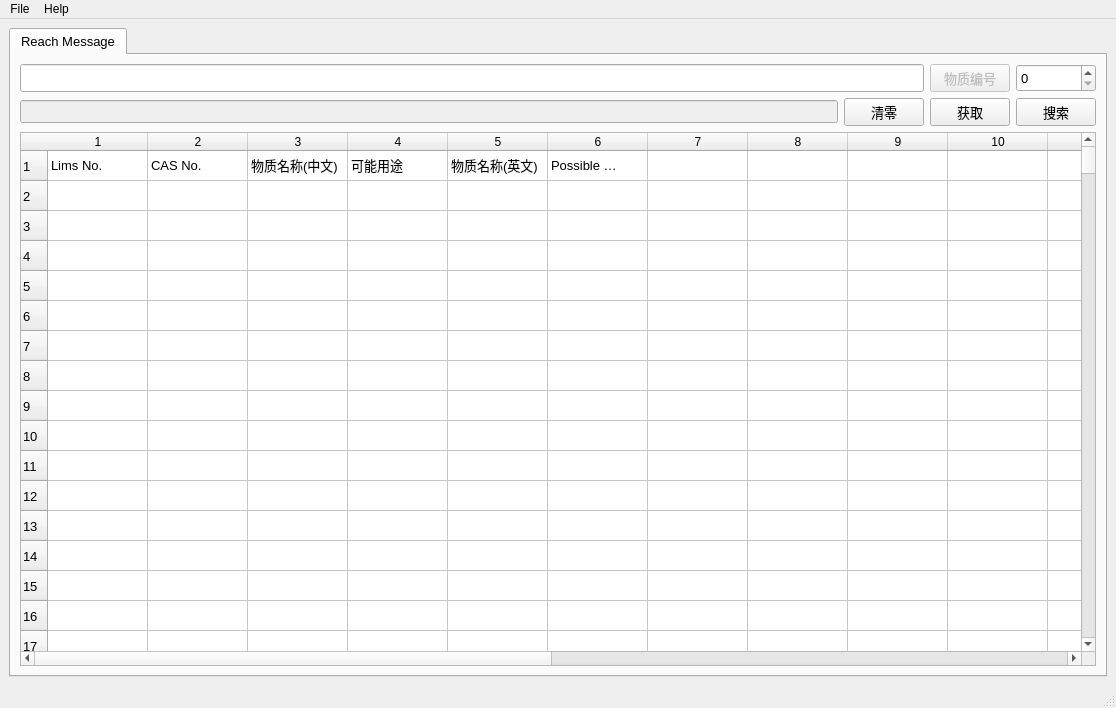
First picture: the form in Operate/GUI/Reach_Operate_Ui.ui, repository chen-huai/work, before the edit.
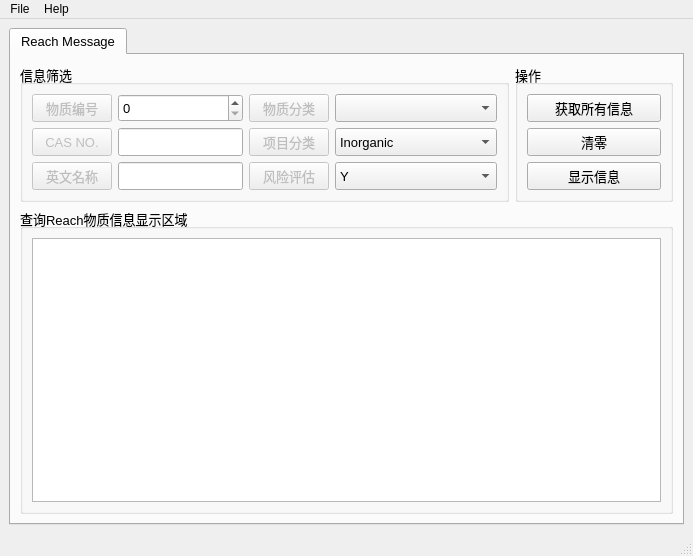
Second picture: the form after the edit. Icons and pictures are not drawn.

Commit message: reach判定界面

Diff of the .ui file:
```diff
--- a/Operate/GUI/Reach_Operate_Ui.ui
+++ b/Operate/GUI/Reach_Operate_Ui.ui
@@ -6,8 +6,8 @@
    <rect>
     <x>0</x>
     <y>0</y>
-    <width>1116</width>
-    <height>708</height>
+    <width>693</width>
+    <height>556</height>
    </rect>
   </property>
   <property name="windowTitle">
@@ -26,6 +26,12 @@
      <layout class="QVBoxLayout" name="verticalLayout">
       <item>
        <widget class="QTabWidget" name="tabWidget">
+        <property name="sizePolicy">
+         <sizepolicy hsizetype="Expanding" vsizetype="Minimum">
+          <horstretch>0</horstretch>
+          <verstretch>0</verstretch>
+         </sizepolicy>
+        </property>
         <property name="font">
          <font>
           <pointsize>10</pointsize>
@@ -38,501 +44,425 @@
          <attribute name="title">
           <string>Reach Message</string>
          </attribute>
-         <layout class="QGridLayout" name="gridLayout_3">
-          <item row="1" column="0">
-           <widget class="QLineEdit" name="lineEdit_2">
-            <property name="enabled">
-             <bool>false</bool>
-            </property>
-            <property name="statusTip">
-             <string>物质中文名字显示区域</string>
-            </property>
-            <property name="text">
-             <string/>
-            </property>
-            <property name="alignment">
-             <set>Qt::AlignCenter</set>
-            </property>
-           </widget>
+         <layout class="QVBoxLayout" name="verticalLayout_2">
+          <item>
+           <layout class="QHBoxLayout" name="horizontalLayout">
+            <item>
+             <widget class="QGroupBox" name="groupBox_2">
+              <property name="sizePolicy">
+               <sizepolicy hsizetype="Expanding" vsizetype="Minimum">
+                <horstretch>0</horstretch>
+                <verstretch>0</verstretch>
+               </sizepolicy>
+              </property>
+              <property name="title">
+               <string>信息筛选</string>
+              </property>
+              <layout class="QGridLayout" name="gridLayout">
+               <item row="0" column="0">
+                <widget class="QPushButton" name="pushButton_4">
+                 <property name="enabled">
+                  <bool>false</bool>
+                 </property>
+                 <property name="sizePolicy">
+                  <sizepolicy hsizetype="Expanding" vsizetype="Minimum">
+                   <horstretch>0</horstretch>
+                   <verstretch>0</verstretch>
+                  </sizepolicy>
+                 </property>
+                 <property name="text">
+                  <string>物质编号</string>
+                 </property>
+                </widget>
+               </item>
+               <item row="1" column="0">
+                <widget class="QPushButton" name="pushButton_5">
+                 <property name="enabled">
+                  <bool>false</bool>
+                 </property>
+                 <property name="sizePolicy">
+                  <sizepolicy hsizetype="Expanding" vsizetype="Minimum">
+                   <horstretch>0</horstretch>
+                   <verstretch>0</verstretch>
+                  </sizepolicy>
+                 </property>
+                 <property name="text">
+                  <string>CAS NO.</string>
+                 </property>
+                </widget>
+               </item>
+               <item row="0" column="1">
+                <widget class="QSpinBox" name="spinBox_1">
+                 <property name="sizePolicy">
+                  <sizepolicy hsizetype="Expanding" vsizetype="Minimum">
+                   <horstretch>0</horstretch>
+                   <verstretch>0</verstretch>
+                  </sizepolicy>
+                 </property>
+                 <property name="statusTip">
+                  <string>输入Lims中的Reach物质编号</string>
+                 </property>
+                 <property name="maximum">
+                  <number>999999999</number>
+                 </property>
+                </widget>
+               </item>
+               <item row="2" column="0">
+                <widget class="QPushButton" name="pushButton">
+                 <property name="enabled">
+                  <bool>false</bool>
+                 </property>
+                 <property name="sizePolicy">
+                  <sizepolicy hsizetype="Expanding" vsizetype="Minimum">
+                   <horstretch>0</horstretch>
+                   <verstretch>0</verstretch>
+                  </sizepolicy>
+                 </property>
+                 <property name="text">
+                  <string>英文名称</string>
+                 </property>
+                </widget>
+               </item>
+               <item row="1" column="1">
+                <widget class="QLineEdit" name="lineEdit">
+                 <property name="sizePolicy">
+                  <sizepolicy hsizetype="Fixed" vsizetype="Minimum">
+                   <horstretch>0</horstretch>
+                   <verstretch>0</verstretch>
+                  </sizepolicy>
+                 </property>
+                 <property name="statusTip">
+                  <string>输入Cas No.化学物质编号</string>
+                 </property>
+                </widget>
+               </item>
+               <item row="2" column="1">
+                <widget class="QLineEdit" name="lineEdit_1">
+                 <property name="sizePolicy">
+                  <sizepolicy hsizetype="Expanding" vsizetype="Minimum">
+                   <horstretch>0</horstretch>
+                   <verstretch>0</verstretch>
+                  </sizepolicy>
+                 </property>
+                 <property name="statusTip">
+                  <string>输入Reach物质的英文内容</string>
+                 </property>
+                </widget>
+               </item>
+               <item row="0" column="2">
+                <widget class="QPushButton" name="pushButton_6">
+                 <property name="enabled">
+                  <bool>false</bool>
+                 </property>
+                 <property name="sizePolicy">
+                  <sizepolicy hsizetype="Expanding" vsizetype="Minimum">
+                   <horstretch>0</horstretch>
+                   <verstretch>0</verstretch>
+                  </sizepolicy>
+                 </property>
+                 <property name="text">
+                  <string>物质分类</string>
+                 </property>
+                </widget>
+               </item>
+               <item row="0" column="3">
+                <widget class="QComboBox" name="comboBox_2">
+                 <property name="sizePolicy">
+                  <sizepolicy hsizetype="Expanding" vsizetype="Minimum">
+                   <horstretch>0</horstretch>
+                   <verstretch>0</verstretch>
+                  </sizepolicy>
+                 </property>
+                 <property name="statusTip">
+                  <string>选择物质类型</string>
+                 </property>
+                 <item>
+                  <property name="text">
+                   <string/>
+                  </property>
+                 </item>
+                 <item>
+                  <property name="text">
+                   <string>Natural textiles</string>
+                  </property>
+                 </item>
+                 <item>
+                  <property name="text">
+                   <string>Synthetic textiles</string>
+                  </property>
+                 </item>
+                 <item>
+                  <property name="text">
+                   <string>Leather</string>
+                  </property>
+                 </item>
+                 <item>
+                  <property name="text">
+                   <string>Metal</string>
+                  </property>
+                 </item>
+                 <item>
+                  <property name="text">
+                   <string>Plastic/polymers/foam</string>
+                  </property>
+                 </item>
+                 <item>
+                  <property name="text">
+                   <string>Wood</string>
+                  </property>
+                 </item>
+                 <item>
+                  <property name="text">
+                   <string>Paper</string>
+                  </property>
+                 </item>
+                 <item>
+                  <property name="text">
+                   <string>Ceramic </string>
+                  </property>
+                 </item>
+                 <item>
+                  <property name="text">
+                   <string>Glass</string>
+                  </property>
+                 </item>
+                 <item>
+                  <property name="text">
+                   <string>Dye/Pigment/Ink/Paint</string>
+                  </property>
+                 </item>
+                 <item>
+                  <property name="text">
+                   <string>Adhesives/Sealants</string>
+                  </property>
+                 </item>
+                 <item>
+                  <property name="text">
+                   <string>Battery</string>
+                  </property>
+                 </item>
+                 <item>
+                  <property name="text">
+                   <string>Electronic components</string>
+                  </property>
+                 </item>
+                </widget>
+               </item>
+               <item row="1" column="2">
+                <widget class="QPushButton" name="pushButton_7">
+                 <property name="enabled">
+                  <bool>false</bool>
+                 </property>
+                 <property name="sizePolicy">
+                  <sizepolicy hsizetype="Expanding" vsizetype="Minimum">
+                   <horstretch>0</horstretch>
+                   <verstretch>0</verstretch>
+                  </sizepolicy>
+                 </property>
+                 <property name="text">
+                  <string>项目分类</string>
+                 </property>
+                </widget>
+               </item>
+               <item row="1" column="3">
+                <widget class="QComboBox" name="comboBox">
+                 <property name="sizePolicy">
+                  <sizepolicy hsizetype="Expanding" vsizetype="Minimum">
+                   <horstretch>0</horstretch>
+                   <verstretch>0</verstretch>
+                  </sizepolicy>
+                 </property>
+                 <property name="statusTip">
+                  <string>选择项目类型</string>
+                 </property>
+                 <item>
+                  <property name="text">
+                   <string>Inorganic</string>
+                  </property>
+                 </item>
+                 <item>
+                  <property name="text">
+                   <string>Organic</string>
+                  </property>
+                 </item>
+                 <item>
+                  <property name="text">
+                   <string/>
+                  </property>
+                 </item>
+                </widget>
+               </item>
+               <item row="2" column="2">
+                <widget class="QPushButton" name="pushButton_9">
+                 <property name="enabled">
+                  <bool>false</bool>
+                 </property>
+                 <property name="sizePolicy">
+                  <sizepolicy hsizetype="Expanding" vsizetype="Minimum">
+                   <horstretch>0</horstretch>
+                   <verstretch>0</verstretch>
+                  </sizepolicy>
+                 </property>
+                 <property name="text">
+                  <string>风险评估</string>
+                 </property>
+                </widget>
+               </item>
+               <item row="2" column="3">
+                <widget class="QComboBox" name="comboBox_3">
+                 <property name="sizePolicy">
+                  <sizepolicy hsizetype="Expanding" vsizetype="Minimum">
+                   <horstretch>0</horstretch>
+                   <verstretch>0</verstretch>
+                  </sizepolicy>
+                 </property>
+                 <property name="statusTip">
+                  <string>选择风险，Y-高风险，N-低风险</string>
+                 </property>
+                 <item>
+                  <property name="text">
+                   <string>Y</string>
+                  </property>
+                 </item>
+                 <item>
+                  <property name="text">
+                   <string>N</string>
+                  </property>
+                 </item>
+                 <item>
+                  <property name="text">
+                   <string/>
+                  </property>
+                 </item>
+                </widget>
+               </item>
+              </layout>
+             </widget>
+            </item>
+            <item>
+             <widget class="QGroupBox" name="groupBox_3">
+              <property name="sizePolicy">
+               <sizepolicy hsizetype="Minimum" vsizetype="Minimum">
+                <horstretch>0</horstretch>
+                <verstretch>0</verstretch>
+               </sizepolicy>
+              </property>
+              <property name="title">
+               <string>操作</string>
+              </property>
+              <layout class="QGridLayout" name="gridLayout_3">
+               <item row="2" column="0">
+                <widget class="QPushButton" name="pushButton_1">
+                 <property name="sizePolicy">
+                  <sizepolicy hsizetype="Expanding" vsizetype="Minimum">
+                   <horstretch>0</horstretch>
+                   <verstretch>0</verstretch>
+                  </sizepolicy>
+                 </property>
+                 <property name="statusTip">
+                  <string>将所有之前查找的信息清除</string>
+                 </property>
+                 <property name="text">
+                  <string>清零</string>
+                 </property>
+                 <property name="icon">
+                  <iconset>
+                   <normaloff>icon/clean.png</normaloff>
+                   <normalon>icon/clean.png</normalon>
+                   <disabledoff>icon/clean.png</disabledoff>
+                   <disabledon>icon/clean.png</disabledon>
+                   <activeoff>icon/clean.png</activeoff>
+                   <activeon>icon/clean.png</activeon>
+                   <selectedoff>icon/clean.png</selectedoff>
+                   <selectedon>icon/clean.png</selectedon>icon/clean.png</iconset>
+                 </property>
+                </widget>
+               </item>
+               <item row="0" column="0">
+                <widget class="QPushButton" name="pushButton_2">
+                 <property name="sizePolicy">
+                  <sizepolicy hsizetype="Expanding" vsizetype="Minimum">
+                   <horstretch>0</horstretch>
+                   <verstretch>0</verstretch>
+                  </sizepolicy>
+                 </property>
+                 <property name="statusTip">
+                  <string>获取Reach物质信息</string>
+                 </property>
+                 <property name="text">
+                  <string>获取所有信息</string>
+                 </property>
+                 <property name="icon">
+                  <iconset>
+                   <normaloff>icon/message.png</normaloff>
+                   <normalon>:/message.png</normalon>
+                   <disabledoff>:/message.png</disabledoff>
+                   <disabledon>:/message.png</disabledon>
+                   <activeoff>:/message.png</activeoff>
+                   <activeon>:/message.png</activeon>
+                   <selectedoff>:/message.png</selectedoff>
+                   <selectedon>:/message.png</selectedon>icon/message.png</iconset>
+                 </property>
+                </widget>
+               </item>
+               <item row="3" column="0">
+                <widget class="QPushButton" name="pushButton_3">
+                 <property name="sizePolicy">
+                  <sizepolicy hsizetype="Expanding" vsizetype="Minimum">
+                   <horstretch>0</horstretch>
+                   <verstretch>0</verstretch>
+                  </sizepolicy>
+                 </property>
+                 <property name="statusTip">
+                  <string>根据内容或编号查找Reach物质的信息</string>
+                 </property>
+                 <property name="text">
+                  <string>显示信息</string>
+                 </property>
+                 <property name="icon">
+                  <iconset>
+                   <normaloff>icon/search.png</normaloff>
+                   <normalon>:/search.png</normalon>
+                   <disabledoff>:/search.png</disabledoff>
+                   <disabledon>:/search.png</disabledon>
+                   <activeoff>:/search.png</activeoff>
+                   <activeon>:/search.png</activeon>
+                   <selectedoff>:/search.png</selectedoff>
+                   <selectedon>:/search.png</selectedon>icon/search.png</iconset>
+                 </property>
+                </widget>
+               </item>
+              </layout>
+             </widget>
+            </item>
+           </layout>
           </item>
-          <item row="1" column="3">
-           <widget class="QPushButton" name="pushButton_3">
-            <property name="sizePolicy">
-             <sizepolicy hsizetype="Minimum" vsizetype="Minimum">
-              <horstretch>0</horstretch>
-              <verstretch>0</verstretch>
-             </sizepolicy>
-            </property>
-            <property name="statusTip">
-             <string>根据内容或编号查找Reach物质的信息</string>
-            </property>
-            <property name="text">
-             <string>搜索</string>
-            </property>
-            <property name="icon">
-             <iconset>
-              <normaloff>icon/search.png</normaloff>
-              <normalon>:/search.png</normalon>
-              <disabledoff>:/search.png</disabledoff>
-              <disabledon>:/search.png</disabledon>
-              <activeoff>:/search.png</activeoff>
-              <activeon>:/search.png</activeon>
-              <selectedoff>:/search.png</selectedoff>
-              <selectedon>:/search.png</selectedon>icon/search.png</iconset>
-            </property>
-           </widget>
-          </item>
-          <item row="0" column="3">
-           <widget class="QSpinBox" name="spinBox_1">
-            <property name="sizePolicy">
-             <sizepolicy hsizetype="Minimum" vsizetype="Minimum">
-              <horstretch>0</horstretch>
-              <verstretch>0</verstretch>
-             </sizepolicy>
-            </property>
-            <property name="statusTip">
-             <string>Reach中Lims中的物质编号</string>
-            </property>
-            <property name="maximum">
-             <number>999999999</number>
-            </property>
-           </widget>
-          </item>
-          <item row="1" column="1">
-           <widget class="QPushButton" name="pushButton_1">
-            <property name="statusTip">
-             <string>将所有之前查找的信息清除</string>
-            </property>
-            <property name="text">
-             <string>清零</string>
-            </property>
-            <property name="icon">
-             <iconset>
-              <normaloff>icon/clean.png</normaloff>
-              <normalon>icon/clean.png</normalon>
-              <disabledoff>icon/clean.png</disabledoff>
-              <disabledon>icon/clean.png</disabledon>
-              <activeoff>icon/clean.png</activeoff>
-              <activeon>icon/clean.png</activeon>
-              <selectedoff>icon/clean.png</selectedoff>
-              <selectedon>icon/clean.png</selectedon>icon/clean.png</iconset>
-            </property>
-           </widget>
-          </item>
-          <item row="0" column="0" colspan="2">
-           <widget class="QLineEdit" name="lineEdit_1">
+          <item>
+           <widget class="QGroupBox" name="groupBox">
             <property name="sizePolicy">
              <sizepolicy hsizetype="Expanding" vsizetype="Minimum">
               <horstretch>0</horstretch>
               <verstretch>0</verstretch>
              </sizepolicy>
             </property>
-            <property name="statusTip">
-             <string>输入Reach物质的内容</string>
+            <property name="title">
+             <string>查询Reach物质信息显示区域</string>
             </property>
-           </widget>
-          </item>
-          <item row="0" column="2">
-           <widget class="QPushButton" name="pushButton_4">
-            <property name="enabled">
-             <bool>false</bool>
-            </property>
-            <property name="text">
-             <string>物质编号</string>
-            </property>
-           </widget>
-          </item>
-          <item row="1" column="2">
-           <widget class="QPushButton" name="pushButton_2">
-            <property name="statusTip">
-             <string>获取Reach物质信息</string>
-            </property>
-            <property name="text">
-             <string>获取</string>
-            </property>
-            <property name="icon">
-             <iconset>
-              <normaloff>icon/message.png</normaloff>
-              <normalon>:/message.png</normalon>
-              <disabledoff>:/message.png</disabledoff>
-              <disabledon>:/message.png</disabledon>
-              <activeoff>:/message.png</activeoff>
-              <activeon>:/message.png</activeon>
-              <selectedoff>:/message.png</selectedoff>
-              <selectedon>:/message.png</selectedon>icon/message.png</iconset>
-            </property>
-           </widget>
-          </item>
-          <item row="2" column="0" colspan="4">
-           <widget class="QTableWidget" name="tableWidget">
-            <property name="sizePolicy">
-             <sizepolicy hsizetype="Expanding" vsizetype="Expanding">
-              <horstretch>0</horstretch>
-              <verstretch>0</verstretch>
-             </sizepolicy>
-            </property>
-            <property name="toolTip">
-             <string>&lt;html&gt;&lt;head/&gt;&lt;body&gt;&lt;p&gt;测试&lt;/p&gt;&lt;/body&gt;&lt;/html&gt;</string>
-            </property>
-            <property name="whatsThis">
-             <string>&lt;html&gt;&lt;head/&gt;&lt;body&gt;&lt;p&gt;&lt;br/&gt;&lt;/p&gt;&lt;/body&gt;&lt;/html&gt;</string>
-            </property>
-            <property name="rowCount">
-             <number>300</number>
-            </property>
-            <property name="columnCount">
-             <number>20</number>
-            </property>
-            <row/>
-            <row/>
-            <row/>
-            <row/>
-            <row/>
-            <row/>
-            <row/>
-            <row/>
-            <row/>
-            <row/>
-            <row/>
-            <row/>
-            <row/>
-            <row/>
-            <row/>
-            <row/>
-            <row/>
-            <row/>
-            <row/>
-            <row/>
-            <row/>
-            <row/>
-            <row/>
-            <row/>
-            <row/>
-            <row/>
-            <row/>
-            <row/>
-            <row/>
-            <row/>
-            <row/>
-            <row/>
-            <row/>
-            <row/>
-            <row/>
-            <row/>
-            <row/>
-            <row/>
-            <row/>
-            <row/>
-            <row/>
-            <row/>
-            <row/>
-            <row/>
-            <row/>
-            <row/>
-            <row/>
-            <row/>
-            <row/>
-            <row/>
-            <row/>
-            <row/>
-            <row/>
-            <row/>
-            <row/>
-            <row/>
-            <row/>
-            <row/>
-            <row/>
-            <row/>
-            <row/>
-            <row/>
-            <row/>
-            <row/>
-            <row/>
-            <row/>
-            <row/>
-            <row/>
-            <row/>
-            <row/>
-            <row/>
-            <row/>
-            <row/>
-            <row/>
-            <row/>
-            <row/>
-            <row/>
-            <row/>
-            <row/>
-            <row/>
-            <row/>
-            <row/>
-            <row/>
-            <row/>
-            <row/>
-            <row/>
-            <row/>
-            <row/>
-            <row/>
-            <row/>
-            <row/>
-            <row/>
-            <row/>
-            <row/>
-            <row/>
-            <row/>
-            <row/>
-            <row/>
-            <row/>
-            <row/>
-            <row/>
-            <row/>
-            <row/>
-            <row/>
-            <row/>
-            <row/>
-            <row/>
-            <row/>
-            <row/>
-            <row/>
-            <row/>
-            <row/>
-            <row/>
-            <row/>
-            <row/>
-            <row/>
-            <row/>
-            <row/>
-            <row/>
-            <row/>
-            <row/>
-            <row/>
-            <row/>
-            <row/>
-            <row/>
-            <row/>
-            <row/>
-            <row/>
-            <row/>
-            <row/>
-            <row/>
-            <row/>
-            <row/>
-            <row/>
-            <row/>
-            <row/>
-            <row/>
-            <row/>
-            <row/>
-            <row/>
-            <row/>
-            <row/>
-            <row/>
-            <row/>
-            <row/>
-            <row/>
-            <row/>
-            <row/>
-            <row/>
-            <row/>
-            <row/>
-            <row/>
-            <row/>
-            <row/>
-            <row/>
-            <row/>
-            <row/>
-            <row/>
-            <row/>
-            <row/>
-            <row/>
-            <row/>
-            <row/>
-            <row/>
-            <row/>
-            <row/>
-            <row/>
-            <row/>
-            <row/>
-            <row/>
-            <row/>
-            <row/>
-            <row/>
-            <row/>
-            <row/>
-            <row/>
-            <row/>
-            <row/>
-            <row/>
-            <row/>
-            <row/>
-            <row/>
-            <row/>
-            <row/>
-            <row/>
-            <row/>
-            <row/>
-            <row/>
-            <row/>
-            <row/>
-            <row/>
-            <row/>
-            <row/>
-            <row/>
-            <row/>
-            <row/>
-            <row/>
-            <row/>
-            <row/>
-            <row/>
-            <row/>
-            <row/>
-            <row/>
-            <row/>
-            <row/>
-            <row/>
-            <row/>
-            <row/>
-            <row/>
-            <row/>
-            <row/>
-            <row/>
-            <row/>
-            <row/>
-            <row/>
-            <row/>
-            <row/>
-            <row/>
-            <row/>
-            <row/>
-            <row/>
-            <row/>
-            <row/>
-            <row/>
-            <row/>
-            <row/>
-            <row/>
-            <row/>
-            <row/>
-            <row/>
-            <row/>
-            <row/>
-            <row/>
-            <row/>
-            <row/>
-            <row/>
-            <row/>
-            <row/>
-            <row/>
-            <row/>
-            <row/>
-            <row/>
-            <row/>
-            <row/>
-            <row/>
-            <row/>
-            <row/>
-            <row/>
-            <row/>
-            <row/>
-            <row/>
-            <row/>
-            <row/>
-            <row/>
-            <row/>
-            <row/>
-            <row/>
-            <row/>
-            <row/>
-            <row/>
-            <row/>
-            <row/>
-            <row/>
-            <row/>
-            <row/>
-            <row/>
-            <row/>
-            <row/>
-            <row/>
-            <row/>
-            <row/>
-            <row/>
-            <row/>
-            <row/>
-            <row/>
-            <row/>
-            <row/>
-            <row/>
-            <row/>
-            <row/>
-            <row/>
-            <row/>
-            <row/>
-            <row/>
-            <row/>
-            <row/>
-            <row/>
-            <row/>
-            <row/>
-            <row/>
-            <row/>
-            <row/>
-            <row/>
-            <row/>
-            <row/>
-            <row/>
-            <row/>
-            <row/>
-            <row/>
-            <row/>
-            <column/>
-            <column/>
-            <column/>
-            <column/>
-            <column/>
-            <column/>
-            <column/>
-            <column/>
-            <column/>
-            <column/>
-            <column/>
-            <column/>
-            <column/>
-            <column/>
-            <column/>
-            <column/>
-            <column/>
-            <column/>
-            <column/>
-            <column/>
-            <item row="0" column="0">
-             <property name="text">
-              <string>Lims No.</string>
-             </property>
-            </item>
-            <item row="0" column="1">
-             <property name="text">
-              <string>CAS No.</string>
-             </property>
-            </item>
-            <item row="0" column="2">
-             <property name="text">
-              <string>物质名称(中文)</string>
-             </property>
-            </item>
-            <item row="0" column="3">
-             <property name="text">
-              <string>可能用途</string>
-             </property>
-            </item>
-            <item row="0" column="4">
-             <property name="text">
-              <string>物质名称(英文)</string>
-             </property>
-            </item>
-            <item row="0" column="5">
-             <property name="text">
-              <string>Possible Applications</string>
-             </property>
-            </item>
+            <layout class="QGridLayout" name="gridLayout_2">
+             <item row="2" column="0">
+              <widget class="QTextBrowser" name="textBrowser">
+               <property name="sizePolicy">
+                <sizepolicy hsizetype="Expanding" vsizetype="Expanding">
+                 <horstretch>0</horstretch>
+                 <verstretch>0</verstretch>
+                </sizepolicy>
+               </property>
+               <property name="statusTip">
+                <string>信息显示框</string>
+               </property>
+              </widget>
+             </item>
+            </layout>
            </widget>
           </item>
          </layout>
@@ -548,8 +478,8 @@
     <rect>
      <x>0</x>
      <y>0</y>
-     <width>1116</width>
-     <height>23</height>
+     <width>693</width>
+     <height>22</height>
     </rect>
    </property>
    <widget class="QMenu" name="menu">
```
The commit also changes 1 other file.
